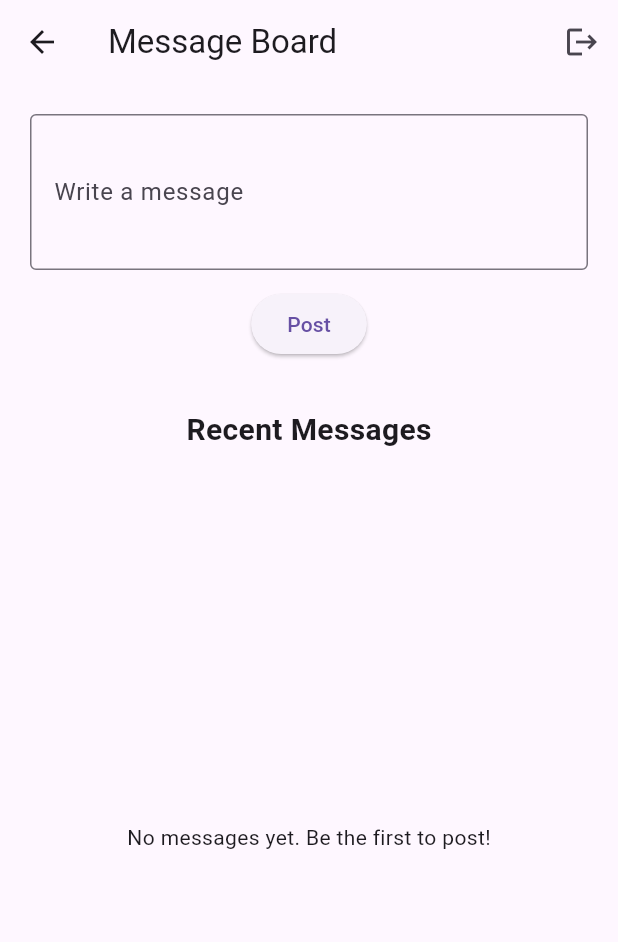
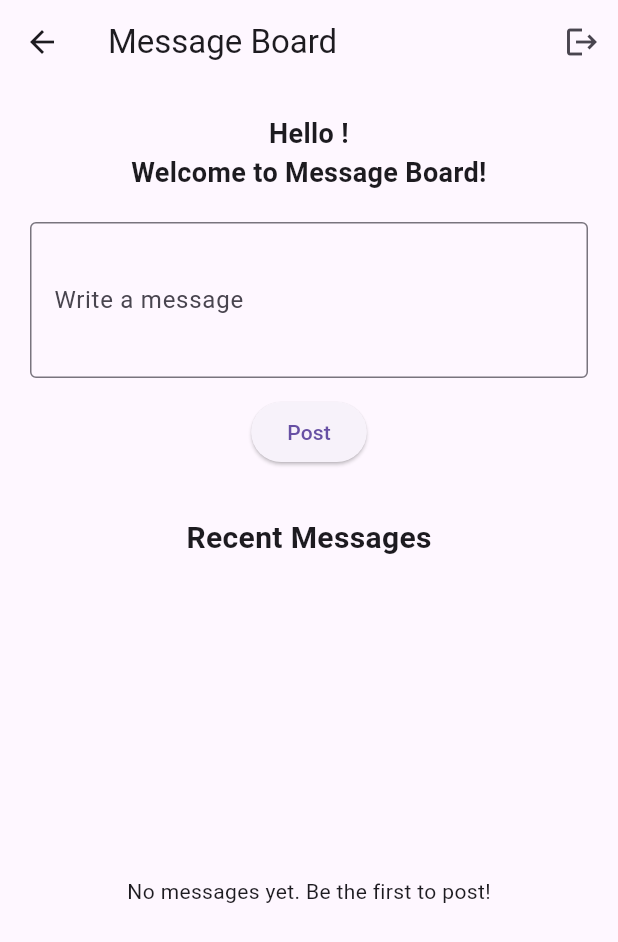
Before and after one commit to sakim5027/message_board, a Flutter app: the BoardScreen screen opened directly with empty values, on a phone screen of 412 x 824 dp. Shown: the top 942 px of the screen. Run offline on Flutter 3.47's test engine with Material 3 defaults, Android fonts, the phone set to English and light mode, and no system bars; our stand-ins replace cloud_firestore, firebase_auth, firebase_core; accounts and stored records are empty.

Commit message:
modified board screen with welcome message

```diff
--- a/lib/board_screen.dart
+++ b/lib/board_screen.dart
@@ -132,6 +132,14 @@ class _BoardScreenState extends State<BoardScreen> {
 
         child: Column(
           children: [
+            // Welcome message for the signed-in user
+            Text(
+              'Hello ${widget.authorName}! \nWelcome to Message Board!',
+              style: const TextStyle(fontSize: 18, fontWeight: FontWeight.bold),
+              textAlign: TextAlign.center,
+            ),
+
+            const SizedBox(height: 20),
             // Message input
             TextField(
               controller: messageController,
```
